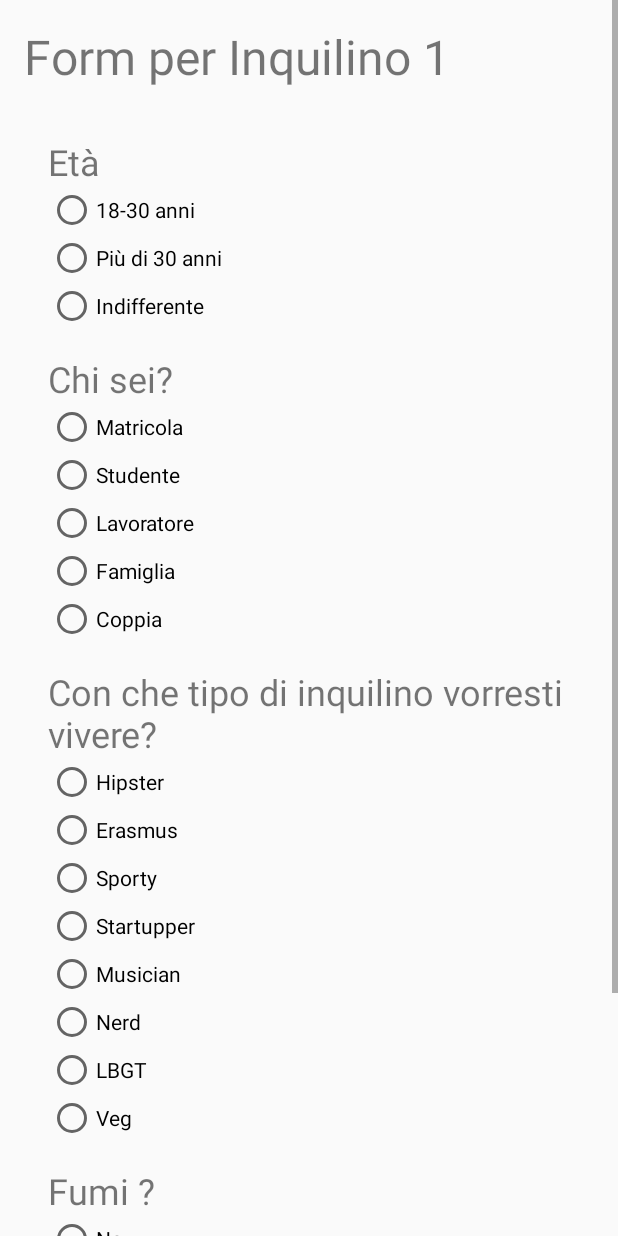
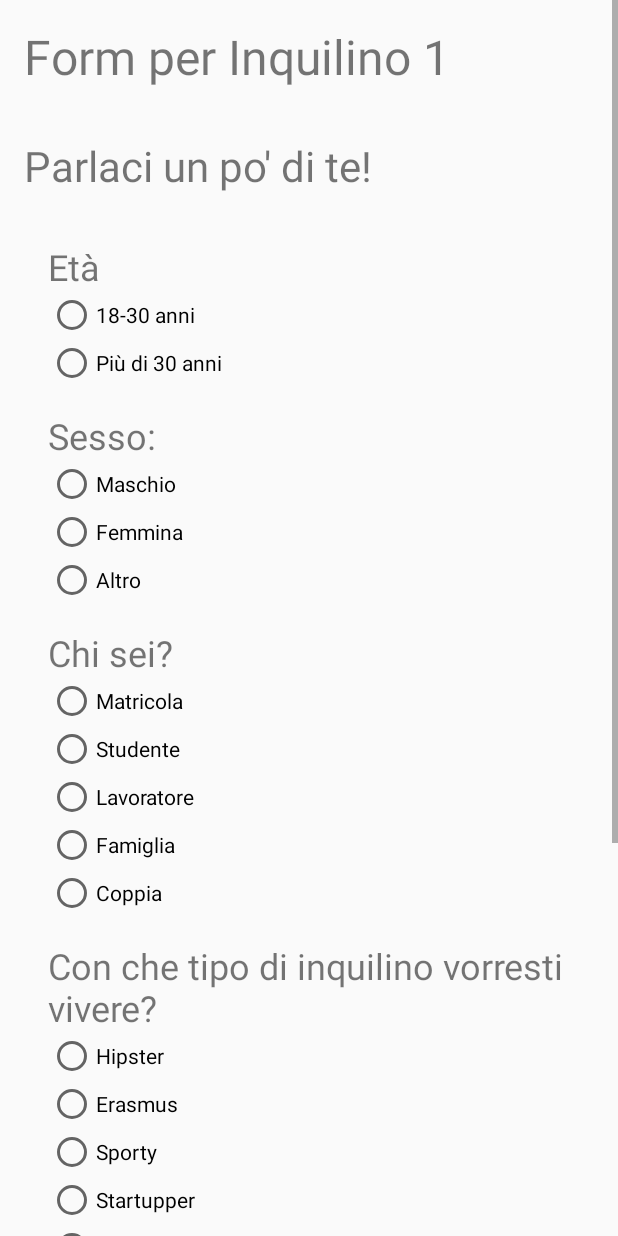
Before and after one commit to lopsandrea/doma, an Android app: the layout fragment_form1.xml on its own in the app's theme, with its tools: preview values and no code run, on a phone screen of 412 x 824 dp. Run offline under Robolectric (Android 15) with nearby library versions, the phone set to English and light mode, and no system bars.

```diff
--- a/app/src/main/res/layout/fragment_form1.xml
+++ b/app/src/main/res/layout/fragment_form1.xml
@@ -18,6 +18,13 @@
             android:layout_margin="16dp"
             android:text="Form per Inquilino 1"
             android:textSize="32sp" />
+
+        <TextView
+            android:layout_width="match_parent"
+            android:layout_height="wrap_content"
+            android:layout_margin="16dp"
+            android:text="Parlaci un po' di te!"
+            android:textSize="28sp" />
 
         <TextView
             android:layout_width="match_parent"
@@ -50,15 +57,41 @@
                 android:text="Più di 30 anni"
                 />
 
+        </RadioGroup>
+
+        <TextView
+            android:layout_width="match_parent"
+            android:layout_height="wrap_content"
+            android:layout_marginTop="16dp"
+            android:layout_marginLeft="32dp"
+            android:text="Sesso:"
+            android:textSize="24sp" />
+
+        <RadioGroup
+            android:id="@+id/sesso"
+            android:layout_width="match_parent"
+            android:layout_height="wrap_content"
+            android:paddingLeft="32dp">
+
             <RadioButton
-                android:id="@+id/anni_indiff"
-
                 android:layout_width="wrap_content"
                 android:layout_height="wrap_content"
                 android:layout_weight="1"
-                android:text="Indifferente"
+                android:text="Maschio"
                 />
 
+            <RadioButton
+                android:layout_width="wrap_content"
+                android:layout_height="wrap_content"
+                android:layout_weight="1"
+                android:text="Femmina"
+                />
+            <RadioButton
+                android:layout_width="wrap_content"
+                android:layout_height="wrap_content"
+                android:layout_weight="1"
+                android:text="Altro"
+                />
         </RadioGroup>
 
         <TextView
```
Also changed, not shown: app/src/main/java/it/digi/doma/FormViewModel.java (+19 -0 lines), app/src/main/java/it/digi/doma/FragmentForm1.java (+15 -0 lines), app/src/main/java/it/digi/doma/FragmentForm2.java (+16 -0 lines), app/src/main/java/it/digi/doma/FragmentForm3.java (+14 -2 lines), app/src/main/res/layout/fragment_form2.xml (+29 -3 lines).
